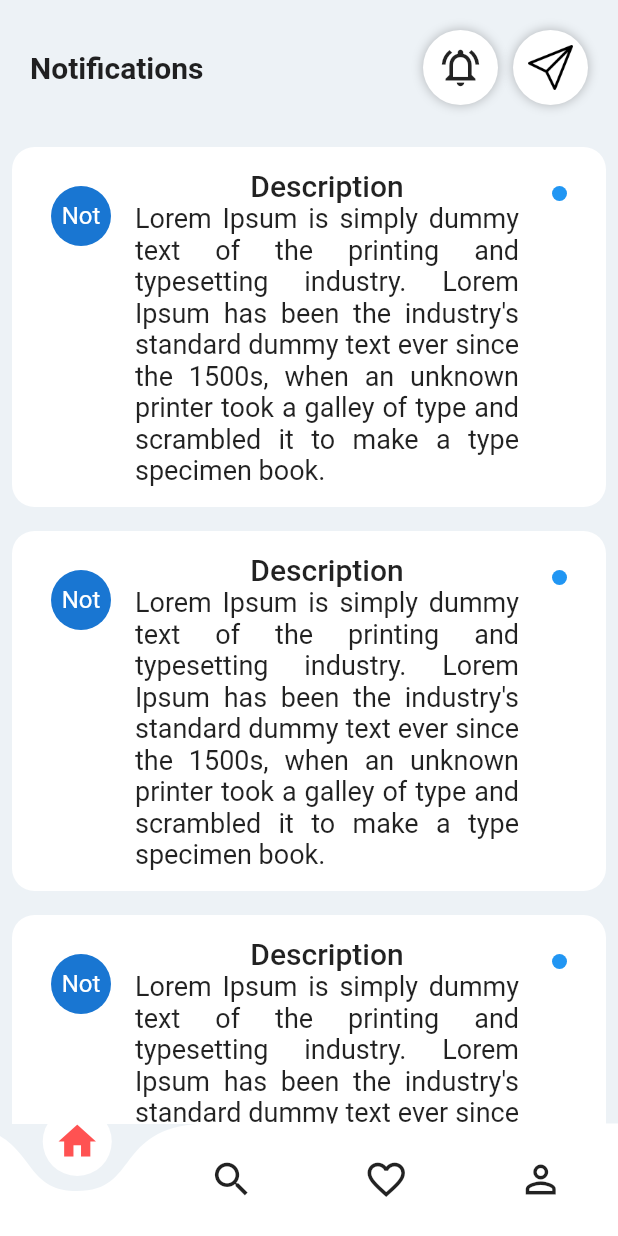
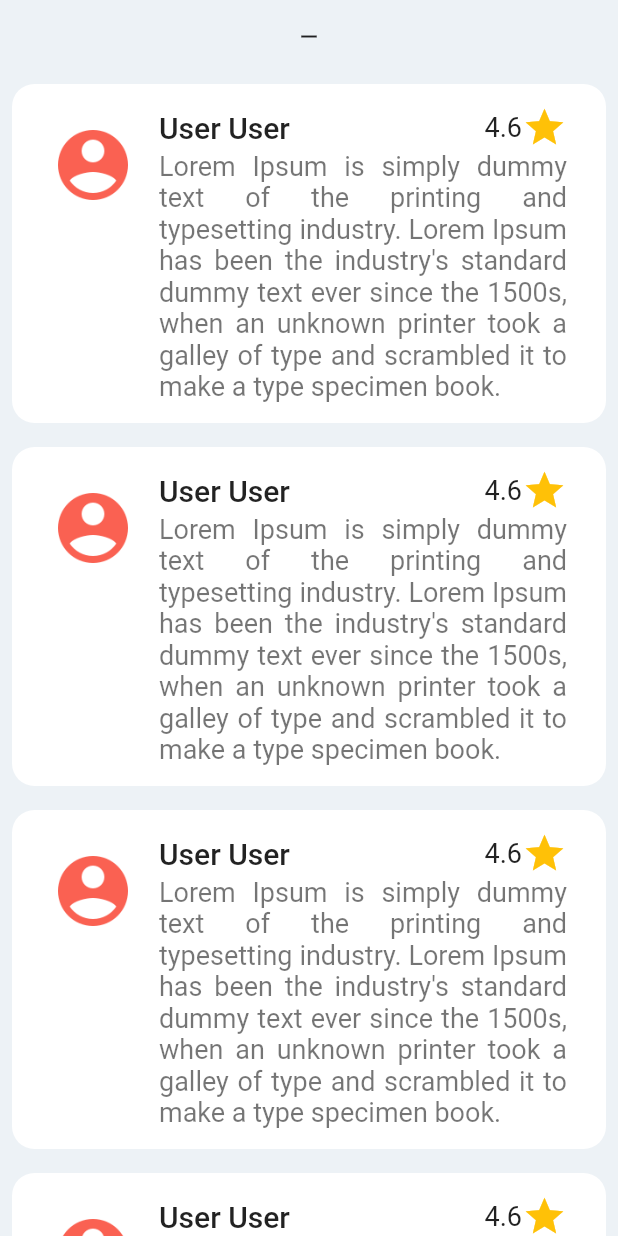
Before and after one commit to rahma-becha/fluttertravelapp, a Flutter app: the Reviews screen opened directly, on a phone screen of 412 x 824 dp. Run offline on Flutter 3.47's test engine with Material 2 defaults, Android fonts, the phone set to English and light mode, and no system bars; drawn by our look-alikes of curved_navigation_bar; our stand-ins replace ionicons; missing offline and left inert: dart:ffi.

Commit message:
FLutter Project Review Page

```diff
--- a/lib/home_page.dart
+++ b/lib/home_page.dart
@@ -25,13 +25,11 @@ class HomePage extends StatelessWidget {
         ),
       body: SafeArea(
          child: Padding(
-           padding: EdgeInsets.symmetric(vertical: 30),
+           padding: EdgeInsets.symmetric(vertical: 20),
            child: SingleChildScrollView(
              child: Column(
                children: [
                    LocationCard(),
-                   SizedBox(height: 20,),
-                   Places(),
                    SizedBox(height: 20,),
                  Row(
                    mainAxisAlignment: MainAxisAlignment.spaceBetween,
--- a/lib/pages/compte.dart
+++ b/lib/pages/compte.dart
@@ -44,10 +44,10 @@ class _CompteState extends State<Compte> {
             children: [
 
 
-              Image(image: AssetImage("assets/Profile.png"),height: 180, width: 160,),
+              Image(image: AssetImage("assets/person1.png")),
 
               Container(
-                padding: const EdgeInsets.fromLTRB(25.0, 25.0, 25.0, 20.0),
+                padding: const EdgeInsets.fromLTRB(25.0, 20.0, 25.0, 20.0),
                 decoration: const BoxDecoration(
                   color: Colors.white,
                   borderRadius: BorderRadius.only(
@@ -71,7 +71,7 @@ class _CompteState extends State<Compte> {
                         height: 40.0,
                       ),
                       TextFormField(
-                        controller: email,
+                        controller: nom,
                         decoration: InputDecoration(
                           label: const Text('Nom',style: TextStyle(color: Colors.black),),
                           hintText: 'Entrer Nom',
--- a/lib/pages/reviews.dart
+++ b/lib/pages/reviews.dart
@@ -3,6 +3,7 @@ import 'package:ionicons/ionicons.dart';
 
 import '../widgets/HomeAppBar.dart';
 import '../widgets/HomeBottomBar.dart';
+
 class Reviews extends StatefulWidget {
   const Reviews({super.key});
 
@@ -11,6 +12,7 @@ class Reviews extends StatefulWidget {
 }
 
 class _ReviewsState extends State<Reviews> {
+  TextEditingController review=new TextEditingController();
   List locations = [
     "location 1",
     "location 2",
@@ -19,59 +21,85 @@ class _ReviewsState extends State<Reviews> {
     "location 5"
   ];
   @override
+  void dispose(){
+    review.dispose();
+
+    super.dispose();
+  }
+  @override
   Widget build(BuildContext context) {
     return Scaffold(
       appBar: PreferredSize(
           preferredSize: Size.fromHeight(90.0),
-          child:  HomeAppBar(title: "Notifications")
+          child: IconButton(
+            onPressed: () {
+              Navigator.pop(context);
+            },
+            icon: Icon(
+              Icons.remove,
+              size: 18,
             ),
+          )),
       body: Container(
         color: Colors.transparent,
-        child: locations.length > 0 ? ListView.builder(
+        child: locations.length > 0
+            ? ListView.builder(
                 itemCount: locations.length,
                 itemBuilder: (context, index) {
                   return Padding(
                     padding: EdgeInsets.all(8),
-
                     child: Container(
                       padding: EdgeInsets.all(10),
                       decoration: BoxDecoration(
                           color: Colors.white,
-                        borderRadius: BorderRadius.circular(15)
+                          borderRadius: BorderRadius.circular(15)),
+                      child: ListTile(
+                        leading: ClipRRect(
+                          borderRadius: BorderRadius.circular(50),
+                          child: Image.asset(
+                            "assets/person1.png",
+                            fit: BoxFit.cover,
                           ),
-                    child: ListTile(
-                      leading: CircleAvatar(
-                          child: Text("Not")
                         ),
-
-                      title:Column(
-                        mainAxisAlignment: MainAxisAlignment.start,
+                        title: Row(
                           children: [
-                          Text("Description",style: TextStyle(
-                              fontWeight: FontWeight.w500,
-                              fontSize: 20
-                          ),),
                             Text(
+                              "User User",
+                              style: TextStyle(
+                                  fontWeight: FontWeight.w500, fontSize: 20),
+                              textAlign: TextAlign.start,
+                            ),
+                            Spacer(),
+                            Text(
+                              "4.6",
+                              style: TextStyle(fontSize: 18),
+                            ),
+                            Icon(
+                              Icons.star,
+                              color: Colors.amber,
+                              size: 30,
+                            ),
+                            SizedBox(
+                              height: 30,
+                            )
+                          ],
+                        ),
+                        subtitle: Text(
                           "Lorem Ipsum is simply dummy text of the printing and typesetting industry. Lorem Ipsum has been the industry's standard dummy text ever since the 1500s, when an unknown printer took a galley of type and scrambled it to make a type specimen book.",
                           style: TextStyle(
-                                fontSize: 18,
-                                fontWeight: FontWeight.w400
-                            ),
+                              fontSize: 18, fontWeight: FontWeight.w400),
                           textAlign: TextAlign.justify,
-                          ),
-                        ],
-                      ),
-
-                      trailing:  Container(
-                        decoration: BoxDecoration(shape: BoxShape.circle, color: Colors.blue),
-                        width: 10,
-                        height: 10,
                         ),
                       ),
                     ),
                   );
-            }) : Center(child: Text("No Notifications", style: TextStyle(color: Colors.black),)),
+                })
+            : Center(
+                child: Text(
+                "No Reviews",
+                style: TextStyle(color: Colors.black),
+              )),
       ),
-      bottomNavigationBar: HomeBottomBar(selectedIndex: "0",),
-    );  }
+    );
   }
+}
--- a/lib/pages/whish_list_page.dart
+++ b/lib/pages/whish_list_page.dart
@@ -2,7 +2,6 @@ import 'package:flutter/material.dart';
 import 'package:projetmobilev2/pages/details_page.dart';
 import 'package:projetmobilev2/widgets/HomeAppBar.dart';
 import 'package:projetmobilev2/widgets/HomeBottomBar.dart';
-import 'package:projetmobilev2/widgets/places.dart';
 class WhishListPage extends StatefulWidget {
   const WhishListPage({super.key});
 
@@ -32,10 +31,6 @@ class _WhishListPageState extends State<WhishListPage> {
           child: SingleChildScrollView(
             child: Column(
               children: [
-                // second child
-                Places(),
-                SizedBox(height: 10,),
-                // third child
                 ListView.builder(
                   physics: NeverScrollableScrollPhysics(),
                   shrinkWrap: true,
--- a/lib/welcome_screen.dart
+++ b/lib/welcome_screen.dart
@@ -1,6 +1,7 @@
 import 'package:flutter/cupertino.dart';
 import "package:flutter/material.dart";
 import 'package:projetmobilev2/home_page.dart';
+import 'package:projetmobilev2/pages/register.dart';
 
 class WelcomeScreen extends StatefulWidget {
   const WelcomeScreen({super.key});
@@ -49,12 +50,15 @@ String? get _errorText {
 
                   Container(
                     padding: const EdgeInsets.fromLTRB(25.0, 25.0, 25.0, 20.0),
+                    height: MediaQuery.of(context).size.height*1.4,
                     decoration: const BoxDecoration(
                       color: Colors.white,
+
                       borderRadius: BorderRadius.only(
                         topLeft: Radius.circular(40.0),
                         topRight: Radius.circular(40.0),
                       ),
+
                     ),
                     child: Form(
                       key: _formKey,
@@ -258,7 +262,7 @@ String? get _errorText {
                                   Navigator.push(
                                     context,
                                     MaterialPageRoute(
-                                      builder: (e) =>  HomePage(),
+                                      builder: (e) =>  Register(),
                                     ),
                                   );
                                 },
```
Also changed, not shown: lib/pages/details_page.dart (+20 -8 lines), lib/pages/profile.dart (+4 -7 lines), lib/pages/register.dart (added, +306 -0 lines), lib/widgets/location_card.dart (+4 -31 lines), lib/widgets/nearby_places.dart (+16 -2 lines), assets/best-travel-sale.png (added), assets/person.png (added), assets/person1.png (added), assets/travel-promo.png (added). Lines whose indentation alone changed are shown as unchanged.
